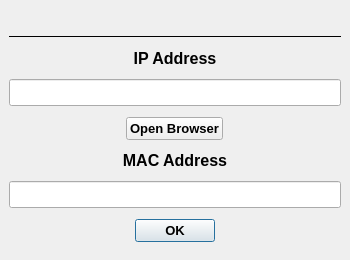
This is src/ui/forms/confirmation.ui in bitcap-co/bitcap-ipr as Qt 5 draws it before an edit. The edited form follows.
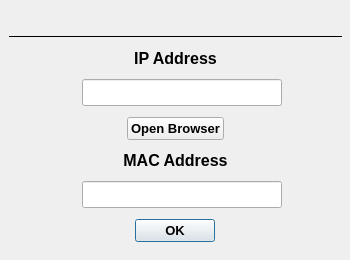
This is the edited form.

Commit message: update confirmation form

```diff
--- a/src/ui/forms/confirmation.ui
+++ b/src/ui/forms/confirmation.ui
@@ -48,8 +48,8 @@
     <rect>
      <x>0</x>
      <y>30</y>
-     <width>350</width>
-     <height>230</height>
+     <width>351</width>
+     <height>231</height>
     </rect>
    </property>
    <layout class="QGridLayout" name="gridLayout">
@@ -65,31 +65,94 @@
     <property name="bottomMargin">
      <number>9</number>
     </property>
-    <item row="2" column="0">
-     <widget class="QLineEdit" name="lineIPField">
-      <property name="enabled">
-       <bool>true</bool>
+    <item row="6" column="0" alignment="Qt::AlignmentFlag::AlignHCenter">
+     <widget class="QWidget" name="hwrapper_2" native="true">
+      <property name="sizePolicy">
+       <sizepolicy hsizetype="Fixed" vsizetype="Fixed">
+        <horstretch>0</horstretch>
+        <verstretch>0</verstretch>
+       </sizepolicy>
       </property>
-      <property name="font">
-       <font>
-        <pointsize>12</pointsize>
-       </font>
+      <layout class="QHBoxLayout" name="horizontalLayout_2">
+       <property name="leftMargin">
+        <number>0</number>
+       </property>
+       <property name="topMargin">
+        <number>0</number>
+       </property>
+       <property name="rightMargin">
+        <number>0</number>
+       </property>
+       <property name="bottomMargin">
+        <number>0</number>
+       </property>
+       <item>
+        <widget class="QLabel" name="macLogo">
+         <property name="sizePolicy">
+          <sizepolicy hsizetype="Fixed" vsizetype="Fixed">
+           <horstretch>0</horstretch>
+           <verstretch>0</verstretch>
+          </sizepolicy>
+         </property>
+         <property name="text">
+          <string/>
+         </property>
+        </widget>
+       </item>
+       <item>
+        <widget class="QLineEdit" name="lineMACField">
+         <property name="enabled">
+          <bool>true</bool>
+         </property>
+         <property name="sizePolicy">
+          <sizepolicy hsizetype="Fixed" vsizetype="Fixed">
+           <horstretch>0</horstretch>
+           <verstretch>0</verstretch>
+          </sizepolicy>
+         </property>
+         <property name="minimumSize">
+          <size>
+           <width>200</width>
+           <height>0</height>
+          </size>
+         </property>
+         <property name="font">
+          <font>
+           <pointsize>12</pointsize>
+           <bold>false</bold>
+          </font>
+         </property>
+         <property name="text">
+          <string/>
+         </property>
+         <property name="alignment">
+          <set>Qt::AlignmentFlag::AlignCenter</set>
+         </property>
+         <property name="readOnly">
+          <bool>true</bool>
+         </property>
+        </widget>
+       </item>
+      </layout>
+     </widget>
+    </item>
+    <item row="0" column="0">
+     <widget class="Line" name="line">
+      <property name="sizePolicy">
+       <sizepolicy hsizetype="Expanding" vsizetype="Fixed">
+        <horstretch>0</horstretch>
+        <verstretch>0</verstretch>
+       </sizepolicy>
       </property>
-      <property name="text">
-       <string/>
+      <property name="frameShadow">
+       <enum>QFrame::Shadow::Plain</enum>
       </property>
-      <property name="frame">
-       <bool>true</bool>
+      <property name="orientation">
+       <enum>Qt::Orientation::Horizontal</enum>
       </property>
-      <property name="alignment">
-       <set>Qt::AlignCenter</set>
-      </property>
-      <property name="readOnly">
-       <bool>true</bool>
-      </property>
      </widget>
     </item>
-    <item row="1" column="0">
+    <item row="1" column="0" alignment="Qt::AlignmentFlag::AlignHCenter">
      <widget class="QLabel" name="label">
       <property name="sizePolicy">
        <sizepolicy hsizetype="Preferred" vsizetype="Fixed">
@@ -114,26 +177,83 @@
       </property>
      </widget>
     </item>
-    <item row="7" column="0" alignment="Qt::AlignHCenter">
-     <widget class="QPushButton" name="accept">
+    <item row="2" column="0" alignment="Qt::AlignmentFlag::AlignHCenter">
+     <widget class="QWidget" name="hwrapper" native="true">
       <property name="sizePolicy">
        <sizepolicy hsizetype="Fixed" vsizetype="Fixed">
         <horstretch>0</horstretch>
         <verstretch>0</verstretch>
        </sizepolicy>
       </property>
-      <property name="font">
-       <font>
-        <pointsize>10</pointsize>
-        <bold>true</bold>
-       </font>
-      </property>
-      <property name="text">
-       <string>OK</string>
-      </property>
-      <property name="default">
-       <bool>true</bool>
-      </property>
+      <layout class="QHBoxLayout" name="horizontalLayout">
+       <property name="spacing">
+        <number>6</number>
+       </property>
+       <property name="leftMargin">
+        <number>0</number>
+       </property>
+       <property name="topMargin">
+        <number>0</number>
+       </property>
+       <property name="rightMargin">
+        <number>0</number>
+       </property>
+       <property name="bottomMargin">
+        <number>0</number>
+       </property>
+       <item>
+        <widget class="QLabel" name="ipLogo">
+         <property name="sizePolicy">
+          <sizepolicy hsizetype="Fixed" vsizetype="Fixed">
+           <horstretch>0</horstretch>
+           <verstretch>0</verstretch>
+          </sizepolicy>
+         </property>
+         <property name="text">
+          <string/>
+         </property>
+         <property name="alignment">
+          <set>Qt::AlignmentFlag::AlignJustify|Qt::AlignmentFlag::AlignVCenter</set>
+         </property>
+        </widget>
+       </item>
+       <item alignment="Qt::AlignmentFlag::AlignHCenter">
+        <widget class="QLineEdit" name="lineIPField">
+         <property name="enabled">
+          <bool>true</bool>
+         </property>
+         <property name="sizePolicy">
+          <sizepolicy hsizetype="Fixed" vsizetype="Fixed">
+           <horstretch>0</horstretch>
+           <verstretch>0</verstretch>
+          </sizepolicy>
+         </property>
+         <property name="minimumSize">
+          <size>
+           <width>200</width>
+           <height>0</height>
+          </size>
+         </property>
+         <property name="font">
+          <font>
+           <pointsize>12</pointsize>
+          </font>
+         </property>
+         <property name="text">
+          <string/>
+         </property>
+         <property name="frame">
+          <bool>true</bool>
+         </property>
+         <property name="alignment">
+          <set>Qt::AlignmentFlag::AlignCenter</set>
+         </property>
+         <property name="readOnly">
+          <bool>true</bool>
+         </property>
+        </widget>
+       </item>
+      </layout>
      </widget>
     </item>
     <item row="4" column="0" alignment="Qt::AlignHCenter">
@@ -155,7 +275,7 @@
       </property>
      </widget>
     </item>
-    <item row="5" column="0">
+    <item row="5" column="0" alignment="Qt::AlignmentFlag::AlignHCenter">
      <widget class="QLabel" name="label_2">
       <property name="sizePolicy">
        <sizepolicy hsizetype="Preferred" vsizetype="Fixed">
@@ -180,24 +300,24 @@
       </property>
      </widget>
     </item>
-    <item row="6" column="0">
-     <widget class="QLineEdit" name="lineMACField">
-      <property name="enabled">
-       <bool>true</bool>
+    <item row="7" column="0" alignment="Qt::AlignmentFlag::AlignHCenter">
+     <widget class="QPushButton" name="accept">
+      <property name="sizePolicy">
+       <sizepolicy hsizetype="Fixed" vsizetype="Fixed">
+        <horstretch>0</horstretch>
+        <verstretch>0</verstretch>
+       </sizepolicy>
       </property>
       <property name="font">
        <font>
-        <pointsize>12</pointsize>
-        <bold>false</bold>
+        <pointsize>10</pointsize>
+        <bold>true</bold>
        </font>
       </property>
       <property name="text">
-       <string/>
+       <string>OK</string>
       </property>
-      <property name="alignment">
-       <set>Qt::AlignCenter</set>
-      </property>
-      <property name="readOnly">
+      <property name="default">
        <bool>true</bool>
       </property>
      </widget>
```
Left out of the diff: 16 changed lines with no effect on the pictures. The commit also changes 1 other file.
